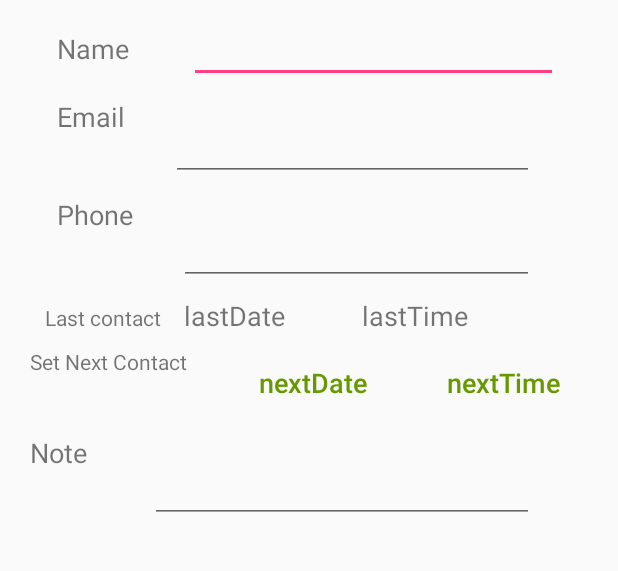
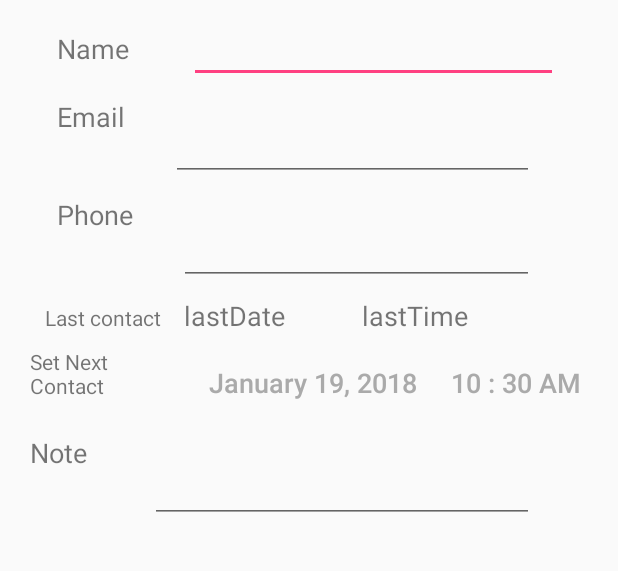
Before and after one commit to vantrinh7/Bond, an Android app: the IndividualContactActivity screen opened directly, with no data from a screen before it, on a phone screen of 412 x 824 dp, the part 463-1034 px from its top. Run offline under Robolectric (Android 15) with nearby library versions, the phone set to English and light mode, and no system bars.

Commit message:
Add date and time picker; adjust layout to display date & time

```diff
--- a/app/src/main/AndroidManifest.xml
+++ b/app/src/main/AndroidManifest.xml
@@ -27,7 +27,7 @@
 
         <activity android:name=".CalendarMainActivity"
             android:parentActivityName=".MainContactScreen"
-            android:windowSoftInputMode="adjustPan"></activity>
+            android:windowSoftInputMode="adjustPan"/>
         <activity android:name=".IndividualContactPage"
             android:parentActivityName=".MainContactScreen"
             android:windowSoftInputMode="adjustPan"/>
--- a/app/src/main/java/com/example/demouser/bond/IndividualContactActivity.java
+++ b/app/src/main/java/com/example/demouser/bond/IndividualContactActivity.java
@@ -1,11 +1,14 @@
 package com.example.demouser.bond;
 
 import android.annotation.SuppressLint;
+import android.app.AlertDialog;
+import android.app.DatePickerDialog;
 import android.app.Dialog;
 import android.app.DialogFragment;
 import android.app.TimePickerDialog;
 import android.content.Intent;
 import android.database.Cursor;
+import android.graphics.Color;
 import android.net.Uri;
 import android.os.Build;
 import android.provider.MediaStore;
@@ -13,13 +16,18 @@ import android.support.annotation.RequiresApi;
 import android.support.design.widget.FloatingActionButton;
 import android.support.v7.app.AppCompatActivity;
 import android.os.Bundle;
+import android.util.Log;
 import android.view.View;
+import android.view.ViewGroup;
 import android.widget.Button;
+import android.widget.DatePicker;
 import android.widget.EditText;
 import android.widget.ImageView;
 import android.widget.TimePicker;
+import android.widget.Toast;
 
 import java.text.DateFormat;
+import java.text.DateFormatSymbols;
 import java.util.Calendar;
 
 public class IndividualContactActivity extends AppCompatActivity {
@@ -29,7 +37,9 @@ public class IndividualContactActivity extends AppCompatActivity {
     public static final String DATE_TEXT = "com.example.demouser.bond.DATE_TEXT";
     public static final String IMAGE_TEXT = "com.example.demouser.bond.IMAGE_TEXT";
     public static final String NOTE_TEXT = "com.example.demouser.bond.NOTE_TEXT";
-    protected String imageSrc="";
+    protected String imageSrc = "";
+    private Button nextTime;
+    private Button nextDate;
     private static int RESULT_LOAD_IMAGE = 1;
 
 
@@ -38,6 +48,7 @@ public class IndividualContactActivity extends AppCompatActivity {
         super.onCreate(savedInstanceState);
         setContentView(R.layout.activity_individual_contact);
         handleSaveButton();
+
         ImageView picture = (ImageView) findViewById(R.id.picture);
         picture.setOnClickListener(new View.OnClickListener() {
 
@@ -52,12 +63,44 @@ public class IndividualContactActivity extends AppCompatActivity {
                 startActivityForResult(i, RESULT_LOAD_IMAGE);
             }
         });
+
+
+        // Use the current time as the default values for the next time button
+        nextTime = findViewById(R.id.nextTime);
+        final Calendar calendar = Calendar.getInstance();
+        int hour = calendar.get(Calendar.HOUR_OF_DAY);
+        int minute = calendar.get(Calendar.MINUTE);
+        String am_pm = "";
+        if (hour < 12) {
+            am_pm = "AM";
+        } else {
+            hour = hour - 12;
+            am_pm = "PM";
+        }
+        String minText = "";
+        if (minute < 10) {
+            minText = "0" + minute;
+        } else {
+            minText = "" + minute;
+        }
+        nextTime.setText("" + hour + " : " + minText + " " + am_pm);
+        handleNextTimeButton();
+
+        // Use the current date as the default values for the next date button
+        int year = calendar.get(Calendar.YEAR);
+        int month = calendar.get(Calendar.MONTH);
+        int day = calendar.get(Calendar.DAY_OF_MONTH);
+        nextDate = findViewById(R.id.nextDate);
+        DateFormatSymbols symbols  = new DateFormatSymbols();
+        String monthText = symbols.getMonths()[month];
+        nextDate.setText("" + monthText + " " + day + ", " + year);
+        handleNextDateButton();
     }
 
     /**
      * Method to determine events when clicking Save button
      */
-    public void handleSaveButton (){
+    public void handleSaveButton() {
         // Find the save button
         FloatingActionButton saveButton = findViewById(R.id.saveButton);
 
@@ -102,9 +145,10 @@ public class IndividualContactActivity extends AppCompatActivity {
 
     /**
      * Method to choose picture for image view
-     * @param requestCode
-     * @param resultCode
-     * @param data
+     *
+     * @param requestCode an integer originally supplied to startActivityForResult(), allowing you to identify who this result came from.
+     * @param resultCode  an integer returned by the child activity through its setResult()
+     * @param data        an Intent, which can return result data to the caller (various data can be attached to Intent "extras")
      */
     @Override
     protected void onActivityResult(int requestCode, int resultCode, Intent data) {
@@ -112,7 +156,7 @@ public class IndividualContactActivity extends AppCompatActivity {
 
         if (requestCode == RESULT_LOAD_IMAGE && resultCode == RESULT_OK && null != data) {
             Uri selectedImage = data.getData();
-            String[] filePathColumn = { MediaStore.Images.Media.DATA };
+            String[] filePathColumn = {MediaStore.Images.Media.DATA};
 
             Cursor cursor = getContentResolver().query(selectedImage,
                     filePathColumn, null, null, null);
@@ -129,8 +173,88 @@ public class IndividualContactActivity extends AppCompatActivity {
 
     }
 
+    /**
+     * Method invoked when user clicks nextDate button
+     * Create a new date picker dialog
+     */
+    public void handleNextDateButton() {
+        nextDate.setOnClickListener(new View.OnClickListener() {
+            @Override
+            public void onClick(View view) {
+                DialogFragment newFragment = new DatePickerFragment();
+                newFragment.show(getFragmentManager(), "Date picker");
+                Log.d("My activity", "Called new Fragment");
+            }
+        });
+    }
+
+    /**
+     * An inner class that defines properties of time picker fragment and events when user sets time
+     */
+    public static class DatePickerFragment extends DialogFragment implements DatePickerDialog.OnDateSetListener {
+
+        /**
+         * Method is invoked when dialog is created
+         *
+         * @param saveInstanceState the instance state
+         * @return a date picker dialog
+         */
+        @Override
+        public Dialog onCreateDialog(Bundle saveInstanceState) {
+            Log.d("My activity", "Create dialog");
+            // Use the current date as the default date in the picker
+            final Calendar c = Calendar.getInstance();
+            int year = c.get(Calendar.YEAR);
+            int month = c.get(Calendar.MONTH);
+            int day = c.get(Calendar.DAY_OF_MONTH);
+
+            // Create a new instance of DatePickerDialog and return it
+            return new DatePickerDialog(getActivity(), this, year, month, day);
+        }
+
+        /**
+         * Method invoked when user hit OK button to set date
+         *
+         * @param datePicker the current date picker
+         * @param year       the year
+         * @param month      the month
+         * @param day        the day
+         */
+        @Override
+        public void onDateSet(DatePicker datePicker, int year, int month, int day) {
+            // Get month in word form
+            DateFormatSymbols symbols  = new DateFormatSymbols();
+            String monthText = symbols.getMonths()[month];
+            // Set button to show the date chosen and set color to green
+            ((Button) getActivity().findViewById(R.id.nextDate)).setText("" + monthText + " " + day + ", " + year);
+            ((Button) getActivity().findViewById(R.id.nextDate)).setTextColor(Color.rgb(30, 175, 20));
+        }
+    }
+
+    /**
+     * Method invoked when user clicks nextTime button
+     * Create a new time picker dialog
+     */
+    public void handleNextTimeButton() {
+        nextTime.setOnClickListener(new View.OnClickListener() {
+            @Override
+            public void onClick(View view) {
+                DialogFragment newFragment = new TimePickerFragment();
+                newFragment.show(getFragmentManager(), "Time picker");
+            }
+        });
+    }
+
+    /**
+     * An inner class that defines properties of time picker fragment and events when user sets time
+     */
     public static class TimePickerFragment extends DialogFragment implements TimePickerDialog.OnTimeSetListener {
-
+        /**
+         * Method is invoked when dialog is created
+         *
+         * @param saveInstanceState the instance state
+         * @return a time picker dialog
+         */
         @Override
         public Dialog onCreateDialog(Bundle saveInstanceState) {
             // Use the current time as the default values for the picker
@@ -139,18 +263,38 @@ public class IndividualContactActivity extends AppCompatActivity {
             int minute = calendar.get(Calendar.MINUTE);
 
             // Return a new instance of TimePickerDialog
-            // 1st parameter - the context, 2nd - onTimeSetListener, 3rd - hour, 4th - minute, 5th - boolean, 6 - is24HourFormat
-            return new TimePickerDialog(getActivity(), this, hour, minute, android.text.format.DateFormat.is24HourFormat(getActivity()));
+            // 1st parameter - the context, 2nd - style, 3rd - onTimeSetListener, 4th - hour, 5th - minute, 6th - boolean is24HourFormat
+            return new TimePickerDialog(getActivity(), TimePickerDialog.THEME_HOLO_LIGHT, this, hour, minute, android.text.format.DateFormat.is24HourFormat(getActivity()));
         }
 
-        @RequiresApi(api = Build.VERSION_CODES.M)
+        /**
+         * Method invoked when user hit OK button to set time
+         *
+         * @param timePicker the current time picker
+         * @param hour       the hour
+         * @param minute     the minute
+         */
         @Override
-        public void onTimeSet(TimePicker timePicker, int i, int i1) {
-            // When user hit set time, change the text view and save the time instance
-            int hour = timePicker.getHour();
-            int minute = timePicker.getMinute();
+        public void onTimeSet(TimePicker timePicker, int hour, int minute) {
+            // Determine AM or PM
+            String am_pm = "";
+            if (hour < 12) {
+                am_pm = "AM";
+            } else {
+                hour = hour - 12;
+                am_pm = "PM";
+            }
 
-
+            // Add a zero at the beginning of minute if it's smaller than 10
+            String minText = "";
+            if (minute < 10) {
+                minText = "0" + minute;
+            } else {
+                minText = "" + minute;
+            }
+            // Change text of the button and set color to green
+            ((Button) getActivity().findViewById(R.id.nextTime)).setText("" + hour + ":" + minText + " " + am_pm);
+            ((Button) getActivity().findViewById(R.id.nextTime)).setTextColor(Color.rgb(30, 175, 20));
         }
     }
 }
--- a/app/src/main/res/layout/activity_individual_contact.xml
+++ b/app/src/main/res/layout/activity_individual_contact.xml
@@ -232,7 +232,7 @@
                     android:background="#00FF0000"
                     android:text="nextDate"
                     android:textAllCaps="false"
-                    android:textColor="@android:color/holo_green_dark"
+                    android:textColor="@android:color/darker_gray"
                     android:textSize="18dp" />
 
                 <Button
@@ -243,8 +243,9 @@
                     android:background="#00FF0000"
                     android:text="nextTime"
                     android:textAllCaps="false"
-                    android:textColor="@android:color/holo_green_dark"
-                    android:textSize="18dp" />
+                    android:textColor="@android:color/darker_gray"
+                    android:textSize="18dp"
+                    />
             </LinearLayout>
 
             <LinearLayout
```
